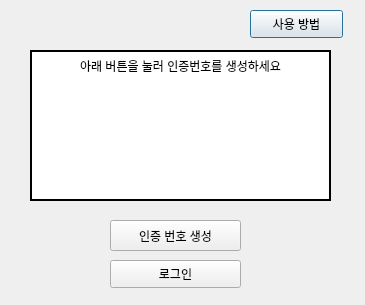
The window that src/window_app/tos_v1.ui (kookmin-sw/capstone-2020-9) describes before a commit, drawn with Qt 5.
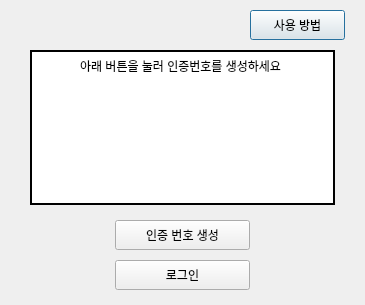
The same window after the commit.

Patch:
```diff
--- a/src/window_app/tos_v1.ui
+++ b/src/window_app/tos_v1.ui
@@ -27,8 +27,8 @@
     <rect>
      <x>30</x>
      <y>50</y>
-     <width>301</width>
-     <height>151</height>
+     <width>305</width>
+     <height>155</height>
     </rect>
    </property>
    <property name="styleSheet">
@@ -54,8 +54,8 @@
     <rect>
      <x>250</x>
      <y>10</y>
-     <width>93</width>
-     <height>28</height>
+     <width>95</width>
+     <height>30</height>
     </rect>
    </property>
    <property name="text">
@@ -65,10 +65,10 @@
   <widget class="QPushButton" name="generate_num_btn">
    <property name="geometry">
     <rect>
-     <x>110</x>
+     <x>115</x>
      <y>220</y>
-     <width>131</width>
-     <height>31</height>
+     <width>135</width>
+     <height>30</height>
     </rect>
    </property>
    <property name="text">
@@ -78,10 +78,10 @@
   <widget class="QPushButton" name="pushButton_3">
    <property name="geometry">
     <rect>
-     <x>110</x>
+     <x>115</x>
      <y>260</y>
-     <width>131</width>
-     <height>28</height>
+     <width>135</width>
+     <height>30</height>
     </rect>
    </property>
    <property name="text">
```
